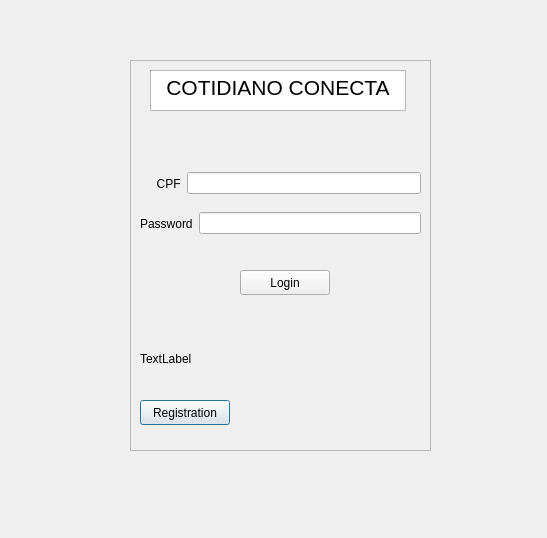
First picture: the form in src/ui/loginwindow.ui, repository gabrielhenrique-123/CotidianoConecta, before the edit.
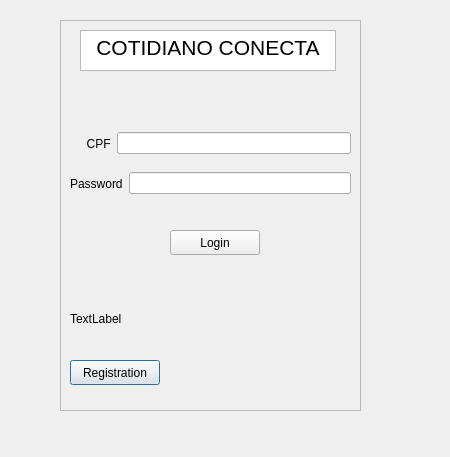
Second picture: the form after the edit.

What changed in the file:
```diff
--- a/src/ui/loginwindow.ui
+++ b/src/ui/loginwindow.ui
@@ -6,8 +6,8 @@
    <rect>
     <x>0</x>
     <y>0</y>
-    <width>547</width>
-    <height>538</height>
+    <width>450</width>
+    <height>457</height>
    </rect>
   </property>
   <property name="windowTitle">
@@ -16,8 +16,8 @@
   <widget class="QFrame" name="frame">
    <property name="geometry">
     <rect>
-     <x>130</x>
-     <y>60</y>
+     <x>60</x>
+     <y>20</y>
      <width>301</width>
      <height>391</height>
     </rect>
@@ -79,7 +79,11 @@
       </widget>
      </item>
      <item>
-      <widget class="QLineEdit" name="passwordLine"/>
+      <widget class="QLineEdit" name="passwordLine">
+       <property name="echoMode">
+        <enum>QLineEdit::Password</enum>
+       </property>
+      </widget>
      </item>
     </layout>
    </widget>
@@ -123,7 +127,7 @@
      <rect>
       <x>10</x>
       <y>290</y>
-      <width>131</width>
+      <width>291</width>
       <height>17</height>
      </rect>
     </property>
```
